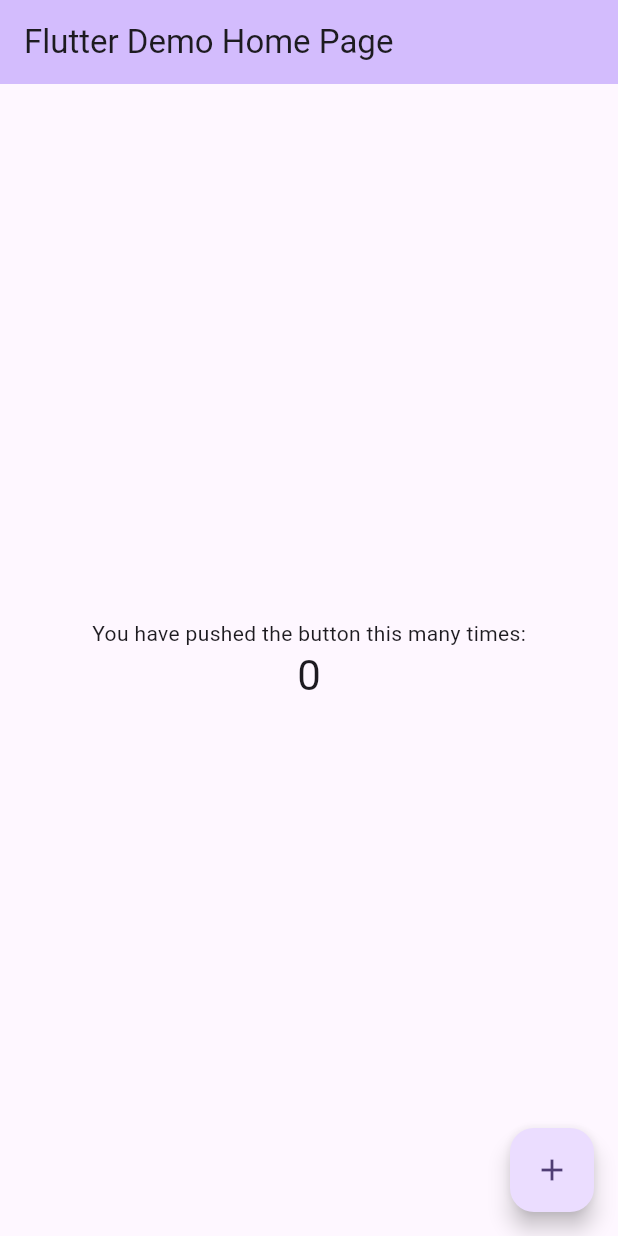
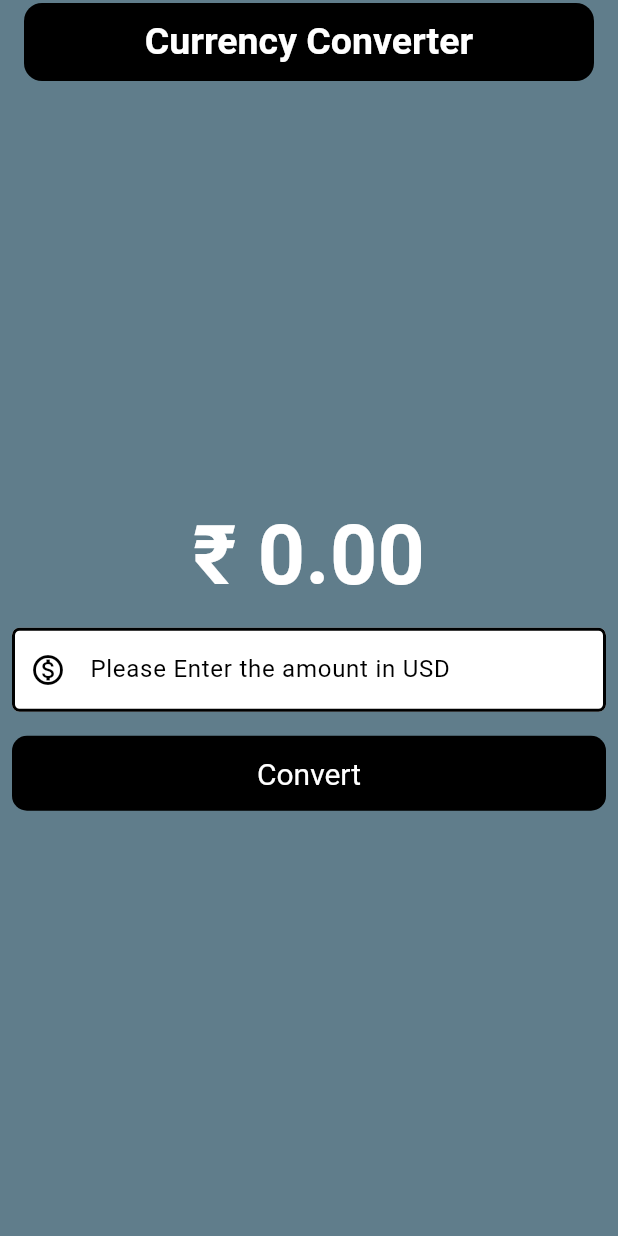
Before and after one commit to addymistrel/currency_converter, a Flutter app: the screen it shows after launch, on a phone screen of 412 x 824 dp. Run offline on Flutter 3.47's test engine with Material 3 defaults, Android fonts, the phone set to English and light mode, and no system bars.

Commit message:
currency converter completed

```diff
--- /dev/null
+++ b/lib/currency_converter_page.dart
@@ -0,0 +1,101 @@
+import 'package:flutter/material.dart';
+
+class CurrencyConverterPage extends StatefulWidget {
+  const CurrencyConverterPage({super.key});
+
+  @override
+  State<CurrencyConverterPage> createState() => _CurrencyConverterPageState();
+}
+
+class _CurrencyConverterPageState extends State<CurrencyConverterPage> {
+  final TextEditingController textEditingController = TextEditingController();
+  double result = 0.0;
+
+  void convert() {
+    result = double.parse(textEditingController.text) * 81;
+    setState(() {});
+  }
+
+  @override
+  Widget build(BuildContext context) {
+    final border = OutlineInputBorder(
+      borderSide: const BorderSide(width: 2.0, style: BorderStyle.solid),
+      borderRadius: BorderRadius.circular(5),
+    );
+
+    return Scaffold(
+      backgroundColor: Colors.blueGrey,
+      appBar: AppBar(
+        backgroundColor: Colors.blueGrey,
+        title: Container(
+          padding: const EdgeInsets.all(10),
+          alignment: Alignment.center,
+          decoration: BoxDecoration(
+            color: Colors.black,
+            borderRadius: BorderRadius.circular(12),
+          ),
+          child: const Text(
+            "Currency Converter",
+            style: TextStyle(
+              fontSize: 25,
+              fontWeight: FontWeight.bold,
+              color: Colors.white,
+            ),
+          ),
+        ),
+      ),
+      body: Center(
+        child: Column(
+          mainAxisAlignment: MainAxisAlignment.center,
+          children: [
+            Text(
+              "₹ ${result.toStringAsFixed(2)}",
+              overflow: TextOverflow.ellipsis,
+              maxLines: 1,
+              style: TextStyle(
+                fontSize: 55,
+                fontWeight: FontWeight.bold,
+                color: Color.fromARGB(255, 255, 255, 255),
+              ),
+            ),
+            Padding(
+              padding: const EdgeInsets.all(8.0),
+              child: TextField(
+                onSubmitted: (_) => convert(),
+                keyboardType: TextInputType.number,
+                controller: textEditingController,
+                style: const TextStyle(color: Colors.black),
+                decoration: InputDecoration(
+                  hintText: "Please Enter the amount in USD",
+                  hintStyle: TextStyle(color: Colors.black),
+                  prefixIcon: Icon(Icons.monetization_on_outlined),
+                  prefixIconColor: Colors.black,
+                  filled: true,
+                  fillColor: Colors.white,
+                  focusedBorder: border,
+                  enabledBorder: border,
+                ),
+              ),
+            ),
+            Padding(
+              padding: const EdgeInsets.all(8.0),
+              child: TextButton(
+                onPressed: convert,
+                style: TextButton.styleFrom(
+                  backgroundColor: Colors.black,
+                  foregroundColor: Colors.white,
+                  minimumSize: Size(double.infinity, 50),
+                  shape: RoundedRectangleBorder(
+                    borderRadius: BorderRadius.circular(10),
+                  ),
+                  textStyle: TextStyle(fontSize: 20),
+                ),
+                child: const Text("Convert"),
+              ),
+            ),
+          ],
+        ),
+      ),
+    );
+  }
+}
--- a/lib/main.dart
+++ b/lib/main.dart
@@ -1,4 +1,4 @@
-import 'package:flutter/material.dart';
+/* import 'package:flutter/material.dart';
 
 void main() {
   runApp(const MyApp());
@@ -119,4 +119,20 @@ class _MyHomePageState extends State<MyHomePage> {
       ), // This trailing comma makes auto-formatting nicer for build methods.
     );
   }
+} */
+
+import 'package:currency_converter/currency_converter_page.dart';
+import 'package:flutter/material.dart';
+
+void main() {
+  runApp(const MyApp());
 }
+
+class MyApp extends StatelessWidget {
+  const MyApp({super.key});
+
+  @override
+  Widget build(BuildContext context) {
+    return MaterialApp(home: CurrencyConverterPage());
+  }
+}
--- a/pubspec.yaml
+++ b/pubspec.yaml
@@ -44,7 +44,7 @@ dev_dependencies:
   # activated in the `analysis_options.yaml` file located at the root of your
   # package. See that file for information about deactivating specific lint
   # rules and activating additional ones.
-  flutter_lints: ^5.0.0
+  flutter_lints: ^6.0.0
 
 # For information on the generic Dart part of this file, see the
 # following page: https://dart.dev/tools/pub/pubspec
```
Also changed, not shown: pubspec.lock.
